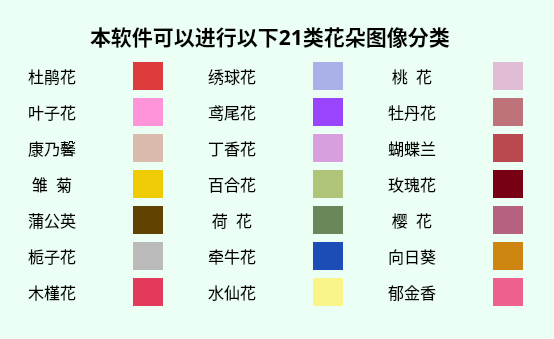
Old version of the form aboutWindow.ui in the repository Rvioleck/FlowerClassification.
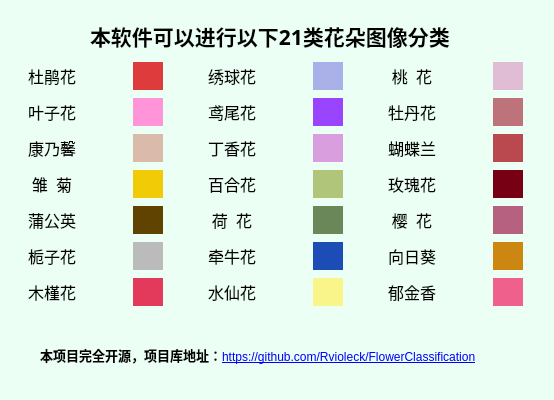
New version of the form. Icons and pictures are not drawn.

The edit to the form file:
```diff
--- a/aboutWindow.ui
+++ b/aboutWindow.ui
@@ -7,19 +7,19 @@
     <x>0</x>
     <y>0</y>
     <width>554</width>
-    <height>339</height>
+    <height>400</height>
    </rect>
   </property>
   <property name="minimumSize">
    <size>
     <width>554</width>
-    <height>339</height>
+    <height>400</height>
    </size>
   </property>
   <property name="maximumSize">
    <size>
     <width>554</width>
-    <height>339</height>
+    <height>400</height>
    </size>
   </property>
   <property name="windowTitle">
@@ -2086,6 +2086,22 @@
      <string>本软件可以进行以下21类花朵图像分类</string>
     </property>
    </widget>
+   <widget class="QLabel" name="label_13">
+    <property name="geometry">
+     <rect>
+      <x>40</x>
+      <y>340</y>
+      <width>471</width>
+      <height>31</height>
+     </rect>
+    </property>
+    <property name="text">
+     <string>&lt;html&gt;&lt;head/&gt;&lt;body&gt;&lt;p&gt;&lt;span style=&quot; font-size:10pt; font-weight:700;&quot;&gt;本项目完全开源，项目库地址：&lt;/span&gt;&lt;a href=&quot;https://github.com/Rvioleck/FlowerClassification&quot;&gt;&lt;span style=&quot; text-decoration: underline; color:#0000ff;&quot;&gt;https://github.com/Rvioleck/FlowerClassification&lt;/span&gt;&lt;/a&gt;&lt;/p&gt;&lt;/body&gt;&lt;/html&gt;</string>
+    </property>
+    <property name="openExternalLinks">
+     <bool>true</bool>
+    </property>
+   </widget>
   </widget>
  </widget>
  <resources/>
```
